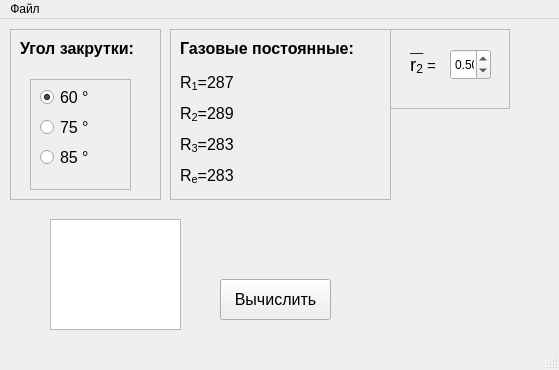
Old version of the form UIs/dippr.ui in the repository Pirozhok76/dip-ksvp.
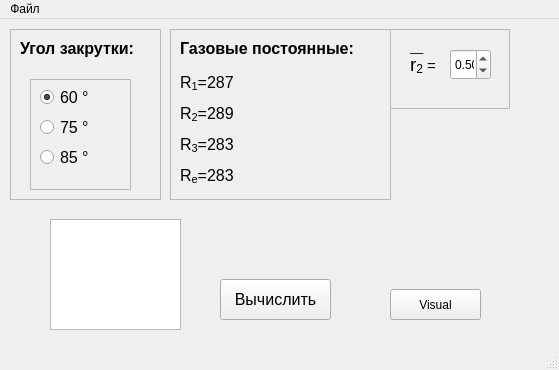
New version of the form.

The edit to the form file:
```diff
--- a/UIs/dippr.ui
+++ b/UIs/dippr.ui
@@ -280,12 +280,19 @@
      </rect>
     </property>
    </widget>
-   <zorder>btn1</zorder>
-   <zorder>frame</zorder>
-   <zorder>label</zorder>
-   <zorder>frame_2</zorder>
-   <zorder>frame_3</zorder>
-   <zorder>textEdit</zorder>
+   <widget class="QPushButton" name="btn2">
+    <property name="geometry">
+     <rect>
+      <x>390</x>
+      <y>270</y>
+      <width>91</width>
+      <height>31</height>
+     </rect>
+    </property>
+    <property name="text">
+     <string>Visual</string>
+    </property>
+   </widget>
   </widget>
   <widget class="QMenuBar" name="menubar">
    <property name="geometry">
```
Left out of the diff: 6 changed lines with no effect on the pictures.
